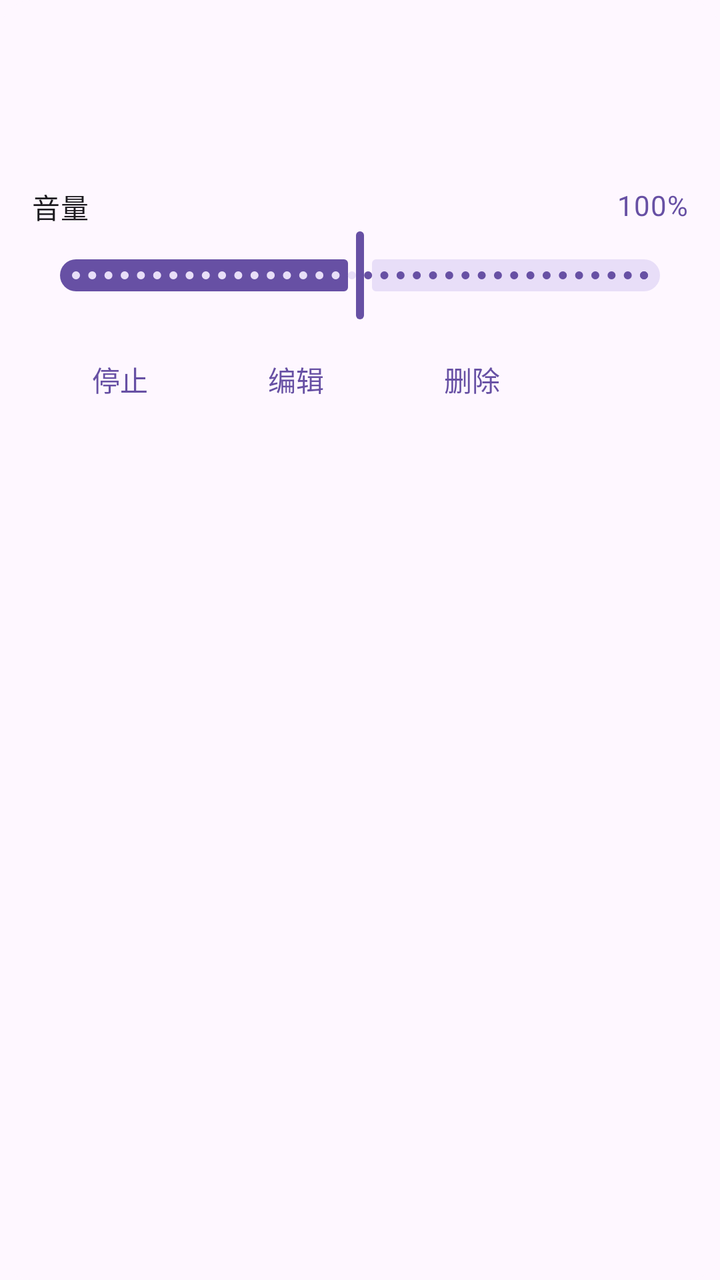
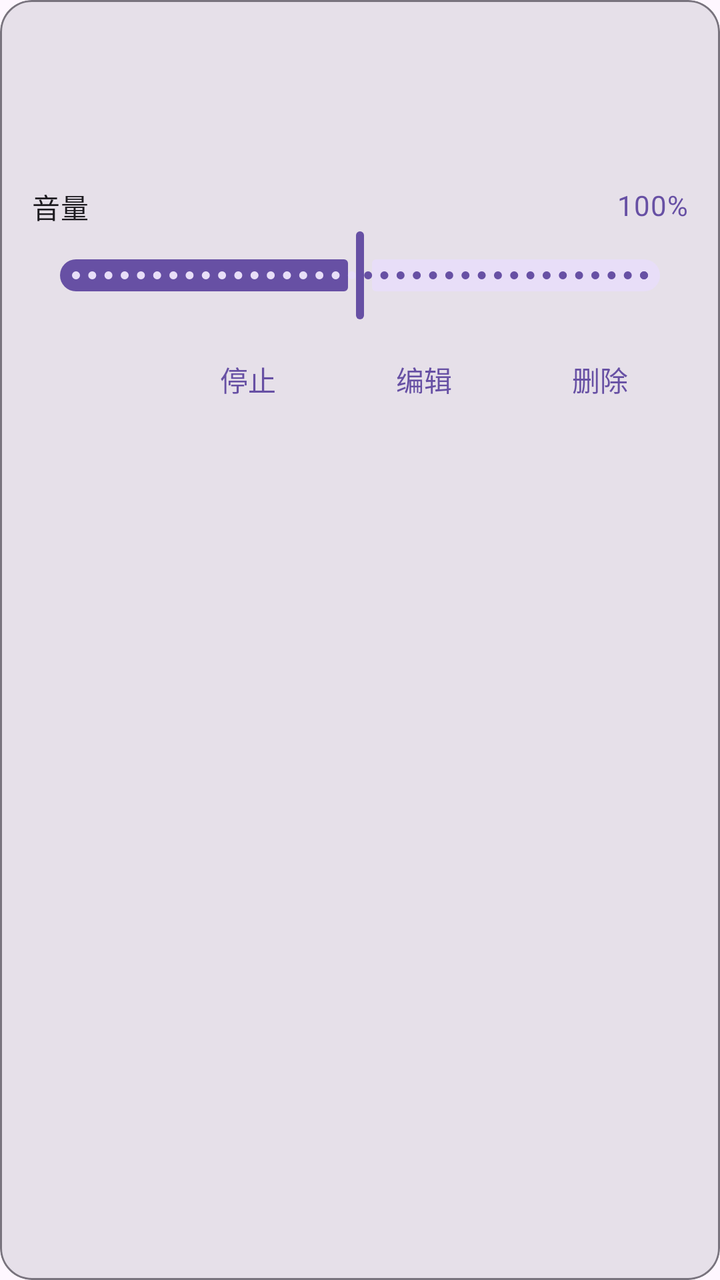

Before-and-after screenshots of an Android layout around one commit, followed by the original layout XML and the change that was made.
<!-- AndroidManifest.xml: application theme Theme.AudioStream -->
<!-- res/layout/item_route.xml -->
<?xml version="1.0" encoding="utf-8"?>
<com.google.android.material.card.MaterialCardView xmlns:android="http://schemas.android.com/apk/res/android"
    xmlns:app="http://schemas.android.com/apk/res-auto"
    android:layout_width="match_parent"
    android:layout_height="wrap_content"
    android:layout_marginTop="@dimen/card_gap"
    app:cardCornerRadius="@dimen/card_radius"
    app:cardElevation="0dp"
    app:strokeWidth="0dp">

    <LinearLayout
        android:layout_width="match_parent"
        android:layout_height="wrap_content"
        android:orientation="vertical"
        android:padding="@dimen/card_padding">

        <TextView
            android:id="@+id/routeTitle"
            android:layout_width="match_parent"
            android:layout_height="wrap_content"
            android:textAppearance="?attr/textAppearanceTitleMedium" />

        <TextView
            android:id="@+id/routeState"
            android:layout_width="match_parent"
            android:layout_height="wrap_content"
            android:layout_marginTop="@dimen/gap_tiny"
            android:textAppearance="?attr/textAppearanceBodyMedium"
            android:textColor="?attr/colorOnSurfaceVariant" />

        <TextView
            android:id="@+id/routeDetail"
            android:layout_width="match_parent"
            android:layout_height="wrap_content"
            android:layout_marginTop="@dimen/gap_tiny"
            android:textAppearance="?attr/textAppearanceBodySmall" />

        <LinearLayout
            android:layout_width="match_parent"
            android:layout_height="wrap_content"
            android:layout_marginTop="@dimen/card_gap"
            android:baselineAligned="false"
            android:orientation="horizontal">

            <TextView
                android:layout_width="0dp"
                android:layout_height="wrap_content"
                android:layout_weight="1"
                android:text="音量"
                android:textAppearance="?attr/textAppearanceBodyMedium" />

            <TextView
                android:id="@+id/routeVolumeText"
                android:layout_width="wrap_content"
                android:layout_height="wrap_content"
                android:text="100%"
                android:textAppearance="?attr/textAppearanceBodyMedium"
                android:textColor="?attr/colorPrimary" />
        </LinearLayout>

        <com.google.android.material.slider.Slider
            android:id="@+id/routeVolume"
            android:layout_width="match_parent"
            android:layout_height="wrap_content"
            android:stepSize="0.05"
            android:value="1.0"
            android:valueFrom="0.0"
            android:valueTo="2.0" />

        <LinearLayout
            android:layout_width="match_parent"
            android:layout_height="wrap_content"
            android:layout_marginTop="@dimen/gap_tiny"
            android:orientation="horizontal">

            <com.google.android.material.button.MaterialButton
                android:id="@+id/routeToggle"
                style="@style/Widget.Material3.Button.TextButton"
                android:layout_width="wrap_content"
                android:layout_height="wrap_content"
                android:text="停止" />

            <com.google.android.material.button.MaterialButton
                android:id="@+id/routeEdit"
                style="@style/Widget.Material3.Button.TextButton"
                android:layout_width="wrap_content"
                android:layout_height="wrap_content"
                android:text="编辑" />

            <com.google.android.material.button.MaterialButton
                android:id="@+id/routeDelete"
                style="@style/Widget.Material3.Button.TextButton"
                android:layout_width="wrap_content"
                android:layout_height="wrap_content"
                android:text="删除" />
        </LinearLayout>
    </LinearLayout>
</com.google.android.material.card.MaterialCardView>
<!-- resources referenced by this layout -->
<resources>
  <dimen name="card_gap">12dp</dimen>
  <dimen name="card_padding">16dp</dimen>
  <dimen name="card_radius">16dp</dimen>
  <dimen name="gap_tiny">4dp</dimen>
  <style name="Theme.AudioStream" parent="Theme.Material3.DayNight.NoActionBar" />
</resources>

<!-- the commit's change to res/layout/item_route.xml (unified diff, before → after) -->
@@ -1,12 +1,10 @@
 <?xml version="1.0" encoding="utf-8"?>
-<com.google.android.material.card.MaterialCardView xmlns:android="http://schemas.android.com/apk/res/android"
+<com.google.android.material.card.MaterialCardView
+            style="@style/Widget.AudioStream.Card" xmlns:android="http://schemas.android.com/apk/res/android"
     xmlns:app="http://schemas.android.com/apk/res-auto"
     android:layout_width="match_parent"
     android:layout_height="wrap_content"
-    android:layout_marginTop="@dimen/card_gap"
-    app:cardCornerRadius="@dimen/card_radius"
-    app:cardElevation="0dp"
-    app:strokeWidth="0dp">
+    android:layout_marginTop="@dimen/card_gap">
 
     <LinearLayout
         android:layout_width="match_parent"
@@ -71,25 +69,26 @@
             android:layout_width="match_parent"
             android:layout_height="wrap_content"
             android:layout_marginTop="@dimen/gap_tiny"
+            android:gravity="end"
             android:orientation="horizontal">
 
             <com.google.android.material.button.MaterialButton
                 android:id="@+id/routeToggle"
-                style="@style/Widget.Material3.Button.TextButton"
+                style="@style/Widget.AudioStream.RowButton"
                 android:layout_width="wrap_content"
                 android:layout_height="wrap_content"
                 android:text="停止" />
 
             <com.google.android.material.button.MaterialButton
                 android:id="@+id/routeEdit"
-                style="@style/Widget.Material3.Button.TextButton"
+                style="@style/Widget.AudioStream.RowButton"
                 android:layout_width="wrap_content"
                 android:layout_height="wrap_content"
                 android:text="编辑" />
 
             <com.google.android.material.button.MaterialButton
                 android:id="@+id/routeDelete"
-                style="@style/Widget.Material3.Button.TextButton"
+                style="@style/Widget.AudioStream.RowButton"
                 android:layout_width="wrap_content"
                 android:layout_height="wrap_content"
                 android:text="删除" />
<!-- resource entries referenced after the edit -->
@@ -4,6 +4,23 @@
   <dimen name="card_padding">16dp</dimen>
   <dimen name="card_radius">16dp</dimen>
   <dimen name="gap_tiny">4dp</dimen>
+  <style name="Widget.AudioStream.Card" parent="Widget.Material3.CardView.Elevated">
+          <item name="cardCornerRadius">@dimen/card_radius</item>
+          <item name="cardBackgroundColor">?attr/colorSurfaceContainerHighest</item>
+          <item name="cardElevation">0dp</item>
+          <item name="strokeWidth">1dp</item>
+          <item name="strokeColor">?attr/colorOutline</item>
+          <item name="android:layout_width">match_parent</item>
+          <item name="android:layout_height">wrap_content</item>
+      </style>
+  <style name="Widget.AudioStream.RowButton" parent="Widget.Material3.Button.TextButton">
+          <item name="android:layout_width">wrap_content</item>
+          <item name="android:layout_height">wrap_content</item>
+          <item name="android:insetLeft">0dp</item>
+          <item name="android:insetRight">0dp</item>
+          <item name="android:insetTop">0dp</item>
+          <item name="android:insetBottom">0dp</item>
+      </style>
   <style name="Theme.AudioStream" parent="Theme.Material3.DayNight.NoActionBar" />
 </resources>
 
